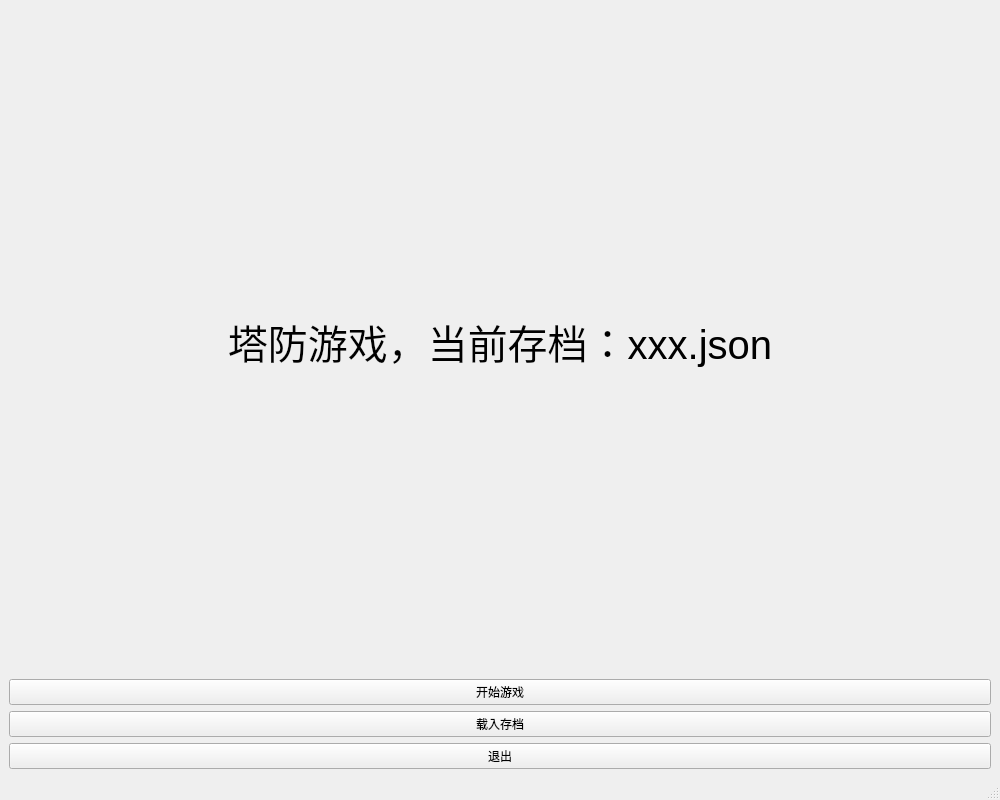
This is forms/mainwindow.ui in Loganloxsins/Inner-TD-Tale as Qt 5 draws it before an edit. The edited form follows.
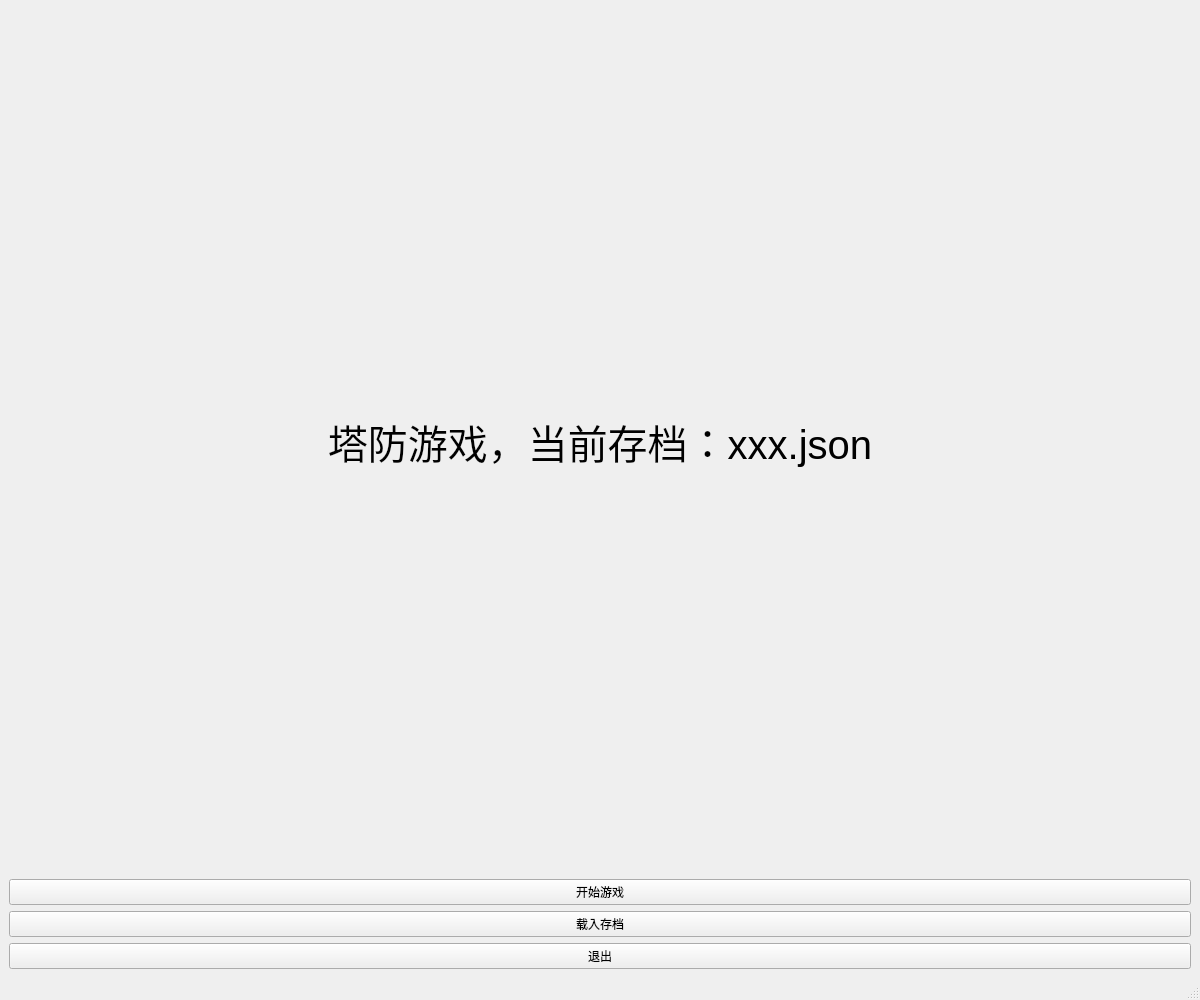
This is the edited form.

Diff of the .ui file:
```diff
--- a/forms/mainwindow.ui
+++ b/forms/mainwindow.ui
@@ -6,8 +6,8 @@
    <rect>
     <x>0</x>
     <y>0</y>
-    <width>1000</width>
-    <height>800</height>
+    <width>1200</width>
+    <height>1000</height>
    </rect>
   </property>
   <property name="windowTitle">
```
Left out of the diff: 2 changed lines with no effect on the pictures.
